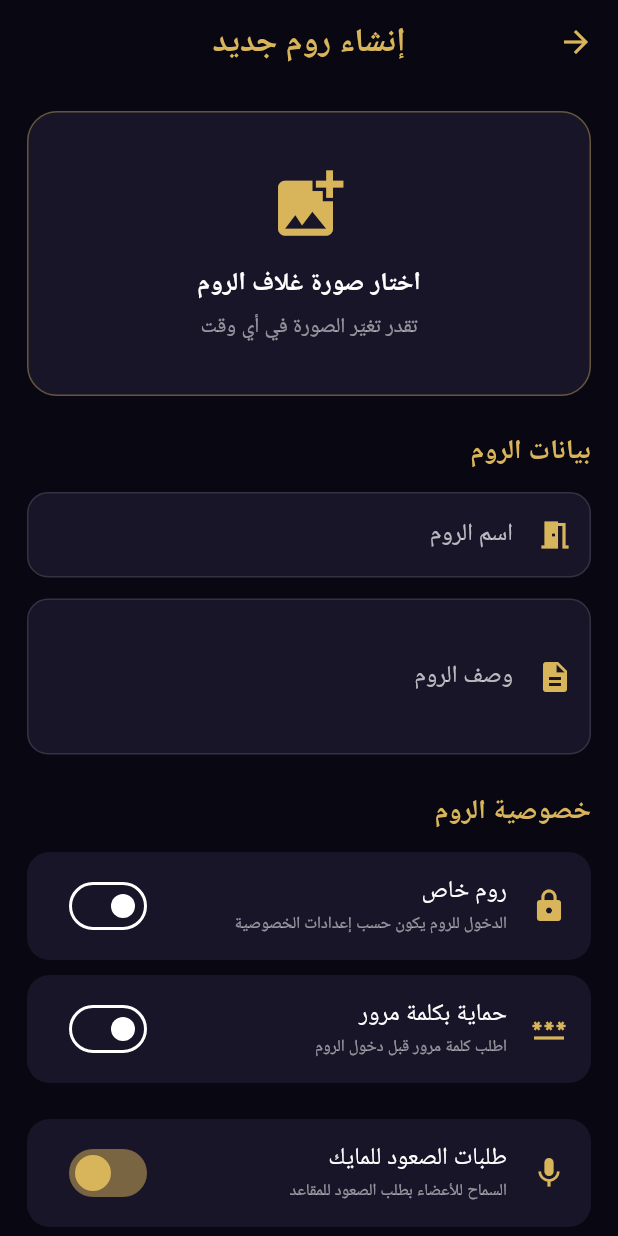
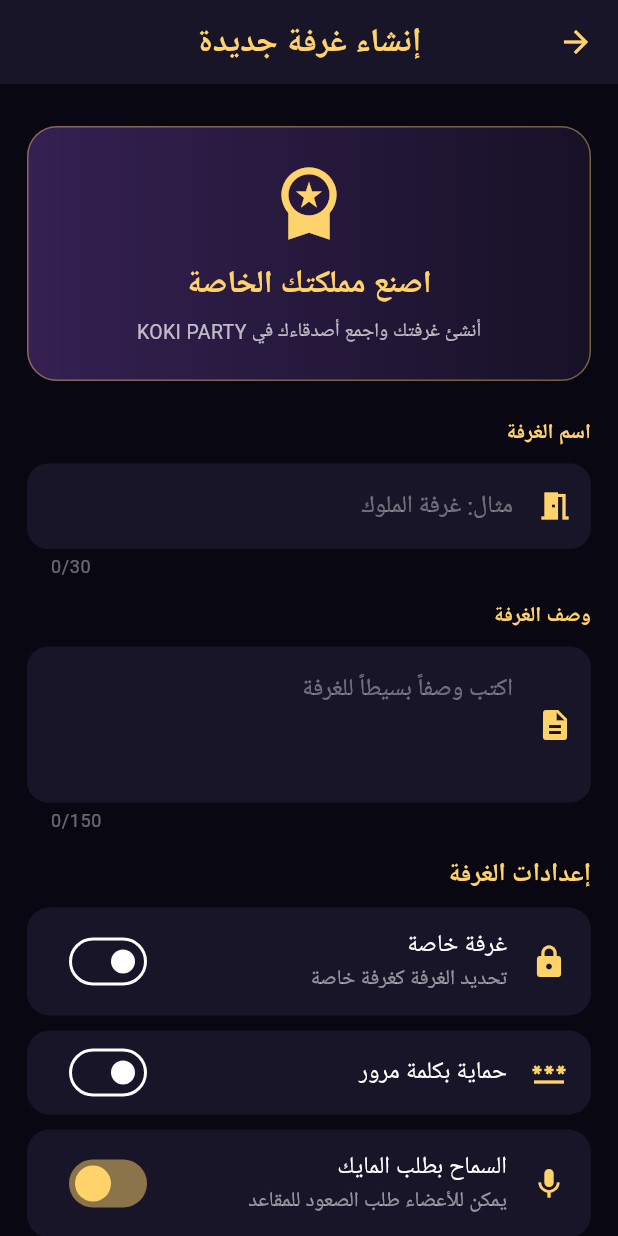
Before and after one commit to wahidmetwalli-blip/KOKI-PARTY-NEW, a Flutter app: the CreateRoomScreen screen opened directly, on a phone screen of 412 x 824 dp. Run offline on Flutter 3.47's test engine with Material 3 defaults, Android fonts, the phone set to English and light mode, and no system bars.

Commit message:
Update create_room_screen.dart

```diff
--- a/lib/screens/create_room_screen.dart
+++ b/lib/screens/create_room_screen.dart
@@ -1,22 +1,27 @@
-
 import 'package:flutter/material.dart';
-
-const Color roomBg = Color(0xFF090711);
-const Color roomPanel = Color(0xFF191529);
-const Color roomGold = Color(0xFFD8B45A);
-const Color roomPurple = Color(0xFF8957F5);
 
 class CreateRoomScreen extends StatefulWidget {
   const CreateRoomScreen({super.key});
 
   @override
-  State<CreateRoomScreen> createState() => _CreateRoomScreenState();
+  State<CreateRoomScreen> createState() =>
+      _CreateRoomScreenState();
 }
 
 class _CreateRoomScreenState extends State<CreateRoomScreen> {
-  final nameController = TextEditingController();
-  final descriptionController = TextEditingController();
-  final passwordController = TextEditingController();
+  static const Color bg = Color(0xFF090711);
+  static const Color panel = Color(0xFF191529);
+  static const Color gold = Color(0xFFFFD36A);
+  static const Color purple = Color(0xFF8957F5);
+
+  final TextEditingController nameController =
+      TextEditingController();
+
+  final TextEditingController descriptionController =
+      TextEditingController();
+
+  final TextEditingController passwordController =
+      TextEditingController();
 
   bool isPrivate = false;
   bool hasPassword = false;
@@ -31,27 +36,40 @@ class _CreateRoomScreenState extends State<CreateRoomScreen> {
     super.dispose();
   }
 
-  void showMessage(String value) {
+  void showMessage(String message) {
     ScaffoldMessenger.of(context).showSnackBar(
-      SnackBar(
-        content: Text(value),
-        backgroundColor: roomPanel,
-      ),
+      SnackBar(content: Text(message)),
     );
   }
 
   void createRoom() {
     if (nameController.text.trim().isEmpty) {
-      showMessage('اكتب اسم الروم الأول');
+      showMessage('من فضلك اكتب اسم الغرفة');
       return;
     }
 
-    if (hasPassword && passwordController.text.length < 4) {
-      showMessage('كلمة المرور لازم تكون 4 أرقام أو حروف على الأقل');
+    if (hasPassword &&
+        passwordController.text.trim().length < 4) {
+      showMessage('كلمة المرور لازم تكون 4 أحرف على الأقل');
       return;
     }
 
-    showMessage('بيانات الروم جاهزة للربط بنظام إنشاء الغرف');
+    final newRoom = <String, dynamic>{
+      'name': nameController.text.trim(),
+      'owner': 'KOKI USER',
+      'description': descriptionController.text.trim(),
+      'members': 1,
+      'speakers': 1,
+      'icon': Icons.workspace_premium,
+      'isPrivate': isPrivate,
+      'hasPassword': hasPassword,
+      'password': hasPassword
+          ? passwordController.text.trim()
+          : '',
+      'allowRequests': allowRequests,
+    };
+
+    Navigator.pop(context, newRoom);
   }
 
   @override
@@ -59,267 +77,297 @@ class _CreateRoomScreenState extends State<CreateRoomScreen> {
     return Directionality(
       textDirection: TextDirection.rtl,
       child: Scaffold(
-        backgroundColor: roomBg,
+        backgroundColor: bg,
         appBar: AppBar(
-          backgroundColor: roomBg,
-          foregroundColor: roomGold,
+          backgroundColor: panel,
+          foregroundColor: gold,
+          centerTitle: true,
           title: const Text(
-            'إنشاء روم جديد',
+            'إنشاء غرفة جديدة',
             style: TextStyle(fontWeight: FontWeight.bold),
           ),
-          centerTitle: true,
         ),
-        body: ListView(
+        body: SafeArea(
+          child: SingleChildScrollView(
             padding: const EdgeInsets.all(18),
+            child: Column(
+              crossAxisAlignment: CrossAxisAlignment.stretch,
               children: [
-            coverSection(),
-            const SizedBox(height: 24),
-            sectionTitle('بيانات الروم'),
-            inputField(
-              controller: nameController,
-              label: 'اسم الروم',
-              hint: 'مثال: مملكة KOKI',
-              icon: Icons.meeting_room,
+                const SizedBox(height: 10),
+
+                Container(
+                  padding: const EdgeInsets.all(22),
+                  decoration: BoxDecoration(
+                    borderRadius: BorderRadius.circular(20),
+                    gradient: const LinearGradient(
+                      colors: [
+                        Color(0xFF352052),
+                        Color(0xFF171126),
+                      ],
                     ),
-            const SizedBox(height: 14),
-            inputField(
-              controller: descriptionController,
-              label: 'وصف الروم',
-              hint: 'اكتب وصف بسيط عن الروم',
-              icon: Icons.description,
-              maxLines: 3,
+                    border: Border.all(
+                      color: gold.withOpacity(0.4),
                     ),
-            const SizedBox(height: 25),
-            sectionTitle('خصوصية الروم'),
-            settingTile(
-              icon: Icons.lock,
-              title: 'روم خاص',
-              subtitle: 'الدخول للروم يكون حسب إعدادات الخصوصية',
-              value: isPrivate,
-              onChanged: (value) {
-                setState(() => isPrivate = value);
-              },
                   ),
-            settingTile(
-              icon: Icons.password,
-              title: 'حماية بكلمة مرور',
-              subtitle: 'اطلب كلمة مرور قبل دخول الروم',
-              value: hasPassword,
-              onChanged: (value) {
-                setState(() => hasPassword = value);
-              },
+                  child: const Column(
+                    children: [
+                      Icon(
+                        Icons.workspace_premium,
+                        color: gold,
+                        size: 55,
                       ),
-            if (hasPassword) ...[
-              const SizedBox(height: 10),
-              inputField(
-                controller: passwordController,
-                label: 'كلمة مرور الروم',
-                hint: '4 أحرف أو أرقام على الأقل',
-                icon: Icons.key,
-              ),
-            ],
-            const SizedBox(height: 14),
-            settingTile(
-              icon: Icons.mic,
-              title: 'طلبات الصعود للمايك',
-              subtitle: 'السماح للأعضاء بطلب الصعود للمقاعد',
-              value: allowRequests,
-              onChanged: (value) {
-                setState(() => allowRequests = value);
-              },
-            ),
-            const SizedBox(height: 25),
-            sectionTitle('المقاعد الصوتية'),
-            Container(
-              padding: const EdgeInsets.all(17),
-              decoration: BoxDecoration(
-                color: roomPanel,
-                borderRadius: BorderRadius.circular(18),
-                border: Border.all(color: roomGold.withOpacity(0.3)),
-              ),
-              child: Column(
-                children: [
-                  const Icon(
-                    Icons.groups,
-                    color: roomGold,
-                    size: 38,
-                  ),
-                  const SizedBox(height: 8),
-                  const Text(
-                    '8 مقاعد صوتية',
+                      SizedBox(height: 12),
+                      Text(
+                        'اصنع مملكتك الخاصة',
                         style: TextStyle(
-                      color: Colors.white,
-                      fontSize: 19,
+                          color: gold,
+                          fontSize: 21,
                           fontWeight: FontWeight.bold,
                         ),
                       ),
+                      SizedBox(height: 7),
+                      Text(
+                        'أنشئ غرفتك واجمع أصدقاءك في KOKI PARTY',
+                        textAlign: TextAlign.center,
+                        style: TextStyle(
+                          color: Colors.white70,
+                          fontSize: 13,
+                        ),
+                      ),
+                    ],
+                  ),
+                ),
+
+                const SizedBox(height: 25),
+
+                const Text(
+                  'اسم الغرفة',
+                  style: TextStyle(
+                    color: gold,
+                    fontWeight: FontWeight.bold,
+                  ),
+                ),
+                const SizedBox(height: 9),
+
+                TextField(
+                  controller: nameController,
+                  maxLength: 30,
+                  style: const TextStyle(color: Colors.white),
+                  decoration: inputDecoration(
+                    'مثال: غرفة الملوك',
+                    Icons.meeting_room,
+                  ),
+                ),
+
                 const SizedBox(height: 15),
-                  Wrap(
-                    alignment: WrapAlignment.center,
-                    spacing: 13,
-                    runSpacing: 13,
-                    children: List.generate(
-                      8,
-                      (index) => Container(
-                        width: 58,
-                        height: 58,
+
+                const Text(
+                  'وصف الغرفة',
+                  style: TextStyle(
+                    color: gold,
+                    fontWeight: FontWeight.bold,
+                  ),
+                ),
+                const SizedBox(height: 9),
+
+                TextField(
+                  controller: descriptionController,
+                  maxLength: 150,
+                  maxLines: 3,
+                  style: const TextStyle(color: Colors.white),
+                  decoration: inputDecoration(
+                    'اكتب وصفاً بسيطاً للغرفة',
+                    Icons.description,
+                  ),
+                ),
+
+                const SizedBox(height: 15),
+
+                const Text(
+                  'إعدادات الغرفة',
+                  style: TextStyle(
+                    color: gold,
+                    fontSize: 17,
+                    fontWeight: FontWeight.bold,
+                  ),
+                ),
+
+                const SizedBox(height: 10),
+
+                Container(
                   decoration: BoxDecoration(
-                          color: roomPurple.withOpacity(0.2),
-                          shape: BoxShape.circle,
-                          border: Border.all(color: roomGold),
+                    color: panel,
+                    borderRadius: BorderRadius.circular(15),
                   ),
-                        child: const Icon(
-                          Icons.mic_none,
-                          color: roomGold,
+                  child: SwitchListTile(
+                    value: isPrivate,
+                    activeColor: gold,
+                    title: const Text(
+                      'غرفة خاصة',
+                      style: TextStyle(color: Colors.white),
                     ),
+                    subtitle: const Text(
+                      'تحديد الغرفة كغرفة خاصة',
+                      style: TextStyle(color: Colors.white54),
+                    ),
+                    secondary: const Icon(
+                      Icons.lock,
+                      color: gold,
+                    ),
+                    onChanged: (value) {
+                      setState(() {
+                        isPrivate = value;
+                      });
+                    },
+                  ),
+                ),
+
+                const SizedBox(height: 10),
+
+                Container(
+                  decoration: BoxDecoration(
+                    color: panel,
+                    borderRadius: BorderRadius.circular(15),
+                  ),
+                  child: SwitchListTile(
+                    value: hasPassword,
+                    activeColor: gold,
+                    title: const Text(
+                      'حماية بكلمة مرور',
+                      style: TextStyle(color: Colors.white),
+                    ),
+                    secondary: const Icon(
+                      Icons.password,
+                      color: gold,
+                    ),
+                    onChanged: (value) {
+                      setState(() {
+                        hasPassword = value;
+                      });
+                    },
+                  ),
+                ),
+
+                if (hasPassword) ...[
+                  const SizedBox(height: 10),
+                  TextField(
+                    controller: passwordController,
+                    obscureText: true,
+                    style: const TextStyle(color: Colors.white),
+                    decoration: inputDecoration(
+                      'كلمة مرور الغرفة',
+                      Icons.lock_outline,
+                    ),
+                  ),
+                ],
+
+                const SizedBox(height: 10),
+
+                Container(
+                  decoration: BoxDecoration(
+                    color: panel,
+                    borderRadius: BorderRadius.circular(15),
+                  ),
+                  child: SwitchListTile(
+                    value: allowRequests,
+                    activeColor: gold,
+                    title: const Text(
+                      'السماح بطلب المايك',
+                      style: TextStyle(color: Colors.white),
+                    ),
+                    subtitle: const Text(
+                      'يمكن للأعضاء طلب الصعود للمقاعد',
+                      style: TextStyle(color: Colors.white54),
+                    ),
+                    secondary: const Icon(
+                      Icons.mic,
+                      color: gold,
+                    ),
+                    onChanged: (value) {
+                      setState(() {
+                        allowRequests = value;
+                      });
+                    },
+                  ),
+                ),
+
+                const SizedBox(height: 25),
+
+                Container(
+                  padding: const EdgeInsets.all(14),
+                  decoration: BoxDecoration(
+                    color: purple.withOpacity(0.15),
+                    borderRadius: BorderRadius.circular(14),
+                    border: Border.all(
+                      color: purple.withOpacity(0.5),
+                    ),
+                  ),
+                  child: const Row(
+                    children: [
+                      Icon(
+                        Icons.info_outline,
+                        color: gold,
+                      ),
+                      SizedBox(width: 10),
+                      Expanded(
+                        child: Text(
+                          'الغرفة مجهزة بثمانية مقاعد صوتية.',
+                          style: TextStyle(
+                            color: Colors.white70,
+                            fontSize: 12,
                           ),
                         ),
                       ),
                     ],
                   ),
                 ),
-            const SizedBox(height: 28),
+
+                const SizedBox(height: 25),
+
                 SizedBox(
-              height: 55,
-              child: ElevatedButton.icon(
-                onPressed: createRoom,
-                icon: const Icon(Icons.add_circle),
-                label: const Text(
-                  'إنشاء الروم',
+                  height: 56,
+                  child: ElevatedButton(
+                    onPressed: isCreating ? null : createRoom,
+                    style: ElevatedButton.styleFrom(
+                      backgroundColor: gold,
+                      foregroundColor: bg,
+                      shape: RoundedRectangleBorder(
+                        borderRadius: BorderRadius.circular(15),
+                      ),
+                    ),
+                    child: const Text(
+                      'إنشاء الغرفة 👑',
                       style: TextStyle(
                         fontSize: 17,
                         fontWeight: FontWeight.bold,
                       ),
                     ),
-                style: ElevatedButton.styleFrom(
-                  backgroundColor: roomGold,
-                  foregroundColor: roomBg,
-                  shape: RoundedRectangleBorder(
-                    borderRadius: BorderRadius.circular(15),
                   ),
                 ),
+
+                const SizedBox(height: 25),
+              ],
             ),
           ),
-            const SizedBox(height: 25),
-          ],
         ),
       ),
     );
   }
 
-  Widget coverSection() {
-    return Container(
-      height: 190,
-      decoration: BoxDecoration(
-        color: roomPanel,
-        borderRadius: BorderRadius.circular(20),
-        border: Border.all(color: roomGold.withOpacity(0.4)),
-      ),
-      child: InkWell(
-        borderRadius: BorderRadius.circular(20),
-        onTap: () {
-          showMessage(
-            'اختيار صورة من المعرض هنفعّله في خطوة ربط الصور',
-          );
-        },
-        child: const Column(
-          mainAxisAlignment: MainAxisAlignment.center,
-          children: [
-            Icon(
-              Icons.add_photo_alternate,
-              color: roomGold,
-              size: 55,
-            ),
-            SizedBox(height: 12),
-            Text(
-              'اختار صورة غلاف الروم',
-              style: TextStyle(
-                color: Colors.white,
-                fontSize: 17,
-                fontWeight: FontWeight.bold,
-              ),
-            ),
-            SizedBox(height: 7),
-            Text(
-              'تقدر تغيّر الصورة في أي وقت',
-              style: TextStyle(color: Colors.white54),
-            ),
-          ],
-        ),
-      ),
-    );
-  }
-
-  Widget sectionTitle(String title) {
-    return Padding(
-      padding: const EdgeInsets.only(bottom: 13),
-      child: Text(
-        title,
-        style: const TextStyle(
-          color: roomGold,
-          fontSize: 18,
-          fontWeight: FontWeight.bold,
-        ),
-      ),
-    );
-  }
-
-  Widget inputField({
-    required TextEditingController controller,
-    required String label,
-    required String hint,
-    required IconData icon,
-    int maxLines = 1,
-  }) {
-    return TextField(
-      controller: controller,
-      maxLines: maxLines,
-      style: const TextStyle(color: Colors.white),
-      decoration: InputDecoration(
-        labelText: label,
+  InputDecoration inputDecoration(
+    String hint,
+    IconData icon,
+  ) {
+    return InputDecoration(
       hintText: hint,
-        labelStyle: const TextStyle(color: Colors.white70),
-        hintStyle: const TextStyle(color: Colors.white30),
-        prefixIcon: Icon(icon, color: roomGold),
+      hintStyle: const TextStyle(color: Colors.white38),
+      prefixIcon: Icon(icon, color: gold),
       filled: true,
-        fillColor: roomPanel,
+      fillColor: panel,
+      counterStyle: const TextStyle(color: Colors.white38),
       border: OutlineInputBorder(
         borderRadius: BorderRadius.circular(14),
-        ),
-        enabledBorder: OutlineInputBorder(
-          borderRadius: BorderRadius.circular(14),
-          borderSide: const BorderSide(color: Colors.white12),
-        ),
-      ),
-    );
-  }
-
-  Widget settingTile({
-    required IconData icon,
-    required String title,
-    required String subtitle,
-    required bool value,
-    required ValueChanged<bool> onChanged,
-  }) {
-    return Container(
-      margin: const EdgeInsets.only(bottom: 10),
-      decoration: BoxDecoration(
-        color: roomPanel,
-        borderRadius: BorderRadius.circular(15),
-      ),
-      child: SwitchListTile(
-        value: value,
-        onChanged: onChanged,
-        activeColor: roomGold,
-        secondary: Icon(icon, color: roomGold),
-        title: Text(
-          title,
-          style: const TextStyle(color: Colors.white),
-        ),
-        subtitle: Text(
-          subtitle,
-          style: const TextStyle(color: Colors.white54, fontSize: 11),
-        ),
+        borderSide: BorderSide.none,
       ),
     );
   }
```
Lines whose indentation alone changed are shown as unchanged.
